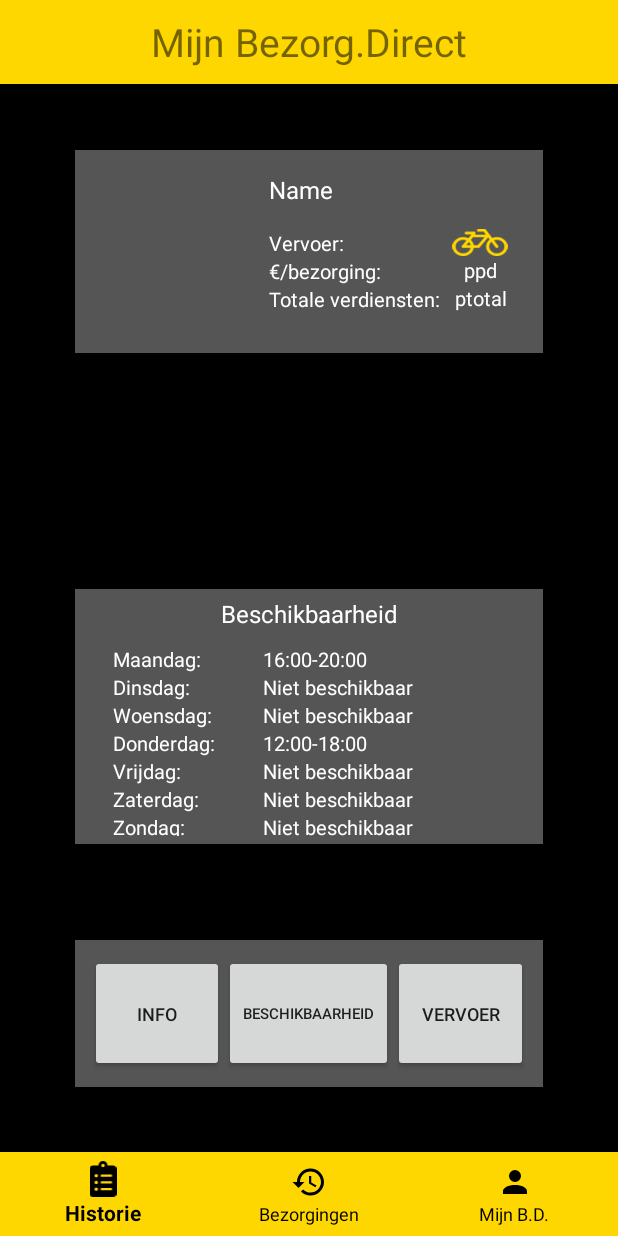
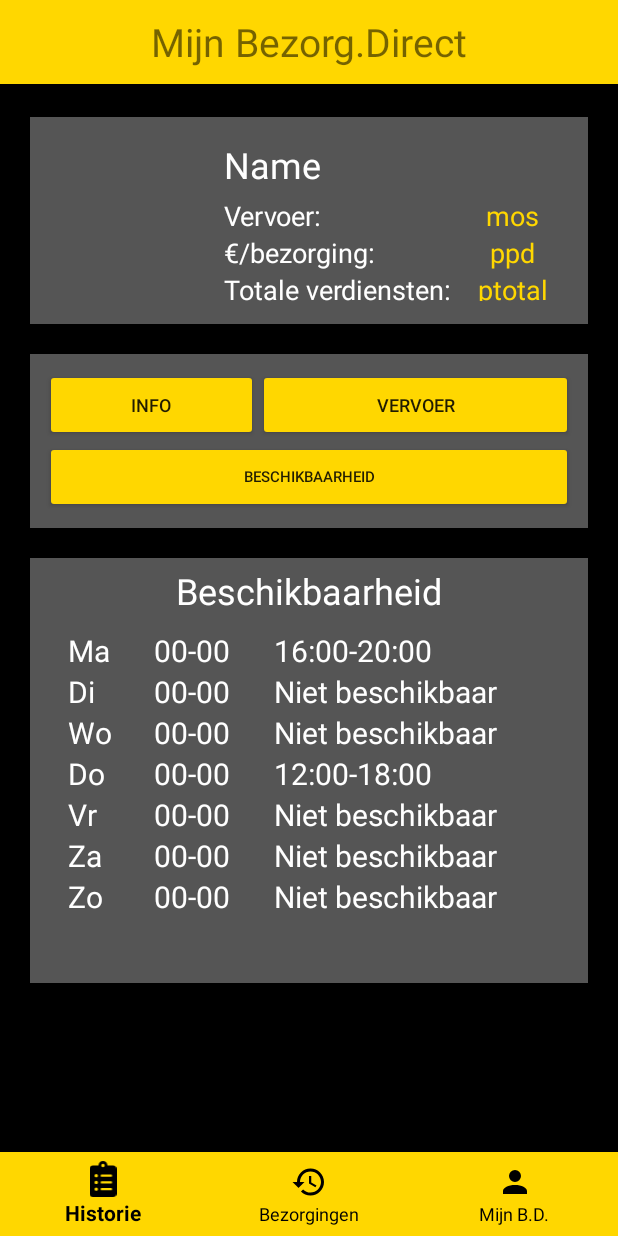
Before and after one commit to Jessevanduijne/3.4_MijnBD, an Android app: the MyBDActivity screen opened directly, with no data from a screen before it, on a phone screen of 412 x 824 dp. Run offline under Robolectric (Android 15) with nearby library versions, the phone set to English and light mode, and no system bars.

Commit message:
altered mybd main page to fit new design

```diff
--- a/app/src/main/res/layout/activity_my_bd.xml
+++ b/app/src/main/res/layout/activity_my_bd.xml
@@ -22,12 +22,15 @@
 
     <LinearLayout
         android:layout_width="match_parent"
-        android:layout_height="135dp"
-        android:layout_alignParentTop="true"
-        android:layout_centerHorizontal="false"
-        android:layout_marginLeft="50dp"
-        android:layout_marginTop="100dp"
-        android:layout_marginRight="50dp"
+        android:layout_height="675dp"
+        android:orientation="vertical">
+
+        <LinearLayout
+            android:layout_width="match_parent"
+            android:layout_height="wrap_content"
+            android:layout_marginLeft="20dp"
+            android:layout_marginTop="78dp"
+            android:layout_marginRight="20dp"
             android:background="@color/darkGray"
             android:orientation="horizontal"
             android:paddingLeft="15dp"
@@ -58,16 +61,15 @@
                     android:layout_marginBottom="5dp"
                     android:text="Name"
                     android:textColor="@color/white"
-                android:textSize="16sp" />
+                    android:textSize="24sp" />
 
                 <LinearLayout
                     android:layout_width="match_parent"
                     android:layout_height="wrap_content"
-                android:layout_marginTop="10dp"
                     android:orientation="horizontal">
 
                     <LinearLayout
-                    android:layout_width="wrap_content"
+                        android:layout_width="157dp"
                         android:layout_height="match_parent"
                         android:orientation="vertical">
 
@@ -77,7 +79,7 @@
                             android:layout_height="wrap_content"
                             android:text="@string/lbl_mos"
                             android:textColor="@color/white"
-                        android:textSize="13sp" />
+                            android:textSize="18sp" />
 
                         <TextView
                             android:id="@+id/lbl_payouttotal"
@@ -85,15 +87,15 @@
                             android:layout_height="wrap_content"
                             android:text="@string/lbl_payoutpd"
                             android:textColor="@color/white"
-                        android:textSize="13sp" />
+                            android:textSize="18sp" />
 
                         <TextView
-                        android:id="@+id/lbl_mos"
+                            android:id="@+id/lbl_mosvar"
                             android:layout_width="match_parent"
                             android:layout_height="wrap_content"
                             android:text="@string/lbl_payouttotal"
                             android:textColor="@color/white"
-                        android:textSize="13sp" />
+                            android:textSize="18sp" />
                     </LinearLayout>
 
                     <LinearLayout
@@ -101,11 +103,14 @@
                         android:layout_height="match_parent"
                         android:orientation="vertical">
 
-                    <ImageView
-                        android:id="@+id/img_mos"
+                        <TextView
+                            android:id="@+id/lbl_mosvar"
                             android:layout_width="match_parent"
-                        android:layout_height="18dp"
-                        app:srcCompat="@drawable/ic_bike_y" />
+                            android:layout_height="wrap_content"
+                            android:text="mos"
+                            android:textAlignment="center"
+                            android:textColor="@color/colorPrimary"
+                            android:textSize="18sp" />
 
                         <TextView
                             android:id="@+id/lbl_payoutpdvar"
@@ -113,8 +118,8 @@
                             android:layout_height="wrap_content"
                             android:text="ppd"
                             android:textAlignment="center"
-                        android:textColor="@color/white"
-                        android:textSize="13sp" />
+                            android:textColor="@color/colorPrimary"
+                            android:textSize="18sp" />
 
                         <TextView
                             android:id="@+id/lbl_payouttotalvar"
@@ -122,8 +127,8 @@
                             android:layout_height="wrap_content"
                             android:text="ptotal"
                             android:textAlignment="center"
-                        android:textColor="@color/white"
-                        android:textSize="13sp" />
+                            android:textColor="@color/colorPrimary"
+                            android:textSize="18sp" />
                     </LinearLayout>
                 </LinearLayout>
 
@@ -133,13 +138,57 @@
 
         <LinearLayout
             android:layout_width="match_parent"
-        android:layout_height="170dp"
-        android:layout_below="@id/lbl_mybdavailability"
-        android:layout_alignParentBottom="true"
-        android:layout_marginLeft="50dp"
-        android:layout_marginTop="247dp"
-        android:layout_marginRight="50dp"
-        android:layout_marginBottom="261dp"
+            android:layout_height="wrap_content"
+            android:layout_marginLeft="20dp"
+            android:layout_marginTop="20dp"
+            android:layout_marginRight="20dp"
+            android:background="@color/darkGray"
+            android:orientation="vertical"
+            android:padding="10dp">
+
+            <LinearLayout
+                android:layout_width="match_parent"
+                android:layout_height="match_parent"
+                android:layout_weight="1"
+                android:orientation="horizontal">
+
+                <Button
+                    android:id="@+id/btn_info"
+                    android:layout_width="20dp"
+                    android:layout_height="match_parent"
+                    android:layout_weight="1"
+                    android:backgroundTint="@color/colorPrimary"
+                    android:text="info"
+                    android:textSize="12sp" />
+
+                <Button
+                    android:id="@+id/btn_meansoftransport"
+                    android:layout_width="wrap_content"
+                    android:layout_height="match_parent"
+                    android:layout_weight="1"
+                    android:backgroundTint="@color/colorPrimary"
+                    android:text="vervoer"
+                    android:textSize="12sp" />
+            </LinearLayout>
+
+            <Button
+                android:id="@+id/btn_availability"
+                android:layout_width="match_parent"
+                android:layout_height="match_parent"
+                android:layout_weight="1"
+                android:backgroundTint="@color/colorPrimary"
+                android:text="beschikbaarheid"
+                android:textSize="10sp" />
+
+        </LinearLayout>
+
+        <LinearLayout
+            android:layout_width="match_parent"
+            android:layout_height="match_parent"
+            android:layout_marginLeft="20dp"
+            android:layout_marginTop="20dp"
+            android:layout_marginRight="20dp"
+            android:layout_marginBottom="20dp"
             android:background="@color/darkGray"
             android:orientation="vertical"
             android:padding="5dp">
@@ -152,7 +201,7 @@
                 android:text="@string/lbl_availability"
                 android:textAlignment="center"
                 android:textColor="@color/white"
-            android:textSize="16sp" />
+                android:textSize="24sp" />
 
             <LinearLayout
                 android:layout_width="match_parent"
@@ -160,7 +209,7 @@
                 android:orientation="horizontal">
 
                 <LinearLayout
-                android:layout_width="100dp"
+                    android:layout_width="57dp"
                     android:layout_height="match_parent"
                     android:layout_marginLeft="20dp"
                     android:orientation="vertical">
@@ -171,7 +220,7 @@
                         android:layout_height="wrap_content"
                         android:text="@string/lbl_monday"
                         android:textColor="@color/white"
-                    android:textSize="13sp" />
+                        android:textSize="20dp" />
 
                     <TextView
                         android:id="@+id/lbl_tuesday"
@@ -179,7 +228,7 @@
                         android:layout_height="wrap_content"
                         android:text="@string/lbl_tuesday"
                         android:textColor="@color/white"
-                    android:textSize="13sp" />
+                        android:textSize="20dp" />
 
                     <TextView
                         android:id="@+id/lbl_wednesday"
@@ -187,7 +236,7 @@
                         android:layout_height="wrap_content"
                         android:text="@string/lbl_wednesday"
                         android:textColor="@color/white"
-                    android:textSize="13sp" />
+                        android:textSize="20dp" />
 
                     <TextView
                         android:id="@+id/lbl_thursday"
@@ -195,7 +244,7 @@
                         android:layout_height="wrap_content"
                         android:text="@string/lbl_thursday"
                         android:textColor="@color/white"
-                    android:textSize="13sp" />
+                        android:textSize="20dp" />
 
                     <TextView
                         android:id="@+id/lbl_friday"
@@ -203,7 +252,7 @@
                         android:layout_height="wrap_content"
                         android:text="@string/lbl_friday"
                         android:textColor="@color/white"
-                    android:textSize="13sp" />
+                        android:textSize="20dp" />
 
                     <TextView
                         android:id="@+id/lbl_saturday"
@@ -211,7 +260,7 @@
                         android:layout_height="wrap_content"
                         android:text="@string/lbl_saturday"
                         android:textColor="@color/white"
-                    android:textSize="13sp" />
+                        android:textSize="20dp" />
 
                     <TextView
                         android:id="@+id/lbl_sunday"
@@ -219,7 +268,70 @@
                         android:layout_height="wrap_content"
                         android:text="@string/lbl_sunday"
                         android:textColor="@color/white"
-                    android:textSize="13sp" />
+                        android:textSize="20dp" />
+                </LinearLayout>
+
+                <LinearLayout
+                    android:layout_width="80dp"
+                    android:layout_height="match_parent"
+                    android:orientation="vertical">
+
+                    <TextView
+                        android:id="@+id/lbl_mondaydate"
+                        android:layout_width="match_parent"
+                        android:layout_height="wrap_content"
+                        android:text="00-00"
+                        android:textColor="@color/white"
+                        android:textSize="20dp" />
+
+                    <TextView
+                        android:id="@+id/lbl_tuesdaydate"
+                        android:layout_width="match_parent"
+                        android:layout_height="wrap_content"
+                        android:text="00-00"
+                        android:textColor="@color/white"
+                        android:textSize="20dp" />
+
+                    <TextView
+                        android:id="@+id/lbl_wednesdaydate"
+                        android:layout_width="match_parent"
+                        android:layout_height="wrap_content"
+                        android:text="00-00"
+                        android:textColor="@color/white"
+                        android:textSize="20dp" />
+
+                    <TextView
+                        android:id="@+id/lbl_thursdaydate"
+                        android:layout_width="match_parent"
+                        android:layout_height="wrap_content"
+                        android:text="00-00"
+                        android:textColor="@color/white"
+                        android:textSize="20dp" />
+
+                    <TextView
+                        android:id="@+id/lbl_fridaydate"
+                        android:layout_width="match_parent"
+                        android:layout_height="wrap_content"
+                        android:text="00-00"
+                        android:textColor="@color/white"
+                        android:textSize="20dp" />
+
+                    <TextView
+                        android:id="@+id/lbl_saturdaydate"
+                        android:layout_width="match_parent"
+                        android:layout_height="wrap_content"
+                        android:text="00-00"
+                        android:textColor="@color/white"
+                        android:textSize="20dp" />
+
+                    <TextView
+                        android:id="@+id/lbl_sundaydate"
+                        android:layout_width="match_parent"
+                        android:layout_height="wrap_content"
+                        android:text="00-00"
+                        android:textColor="@color/white"
+                        android:textSize="20dp" />
+
                 </LinearLayout>
 
                 <LinearLayout
@@ -234,7 +346,7 @@
                         android:layout_height="wrap_content"
                         android:text="@string/lbl_monday_var"
                         android:textColor="@color/white"
-                    android:textSize="13sp" />
+                        android:textSize="20dp" />
 
                     <TextView
                         android:id="@+id/lbl_tuesday_var"
@@ -242,7 +354,7 @@
                         android:layout_height="wrap_content"
                         android:text="@string/lbl_tuesday_var"
                         android:textColor="@color/white"
-                    android:textSize="13sp" />
+                        android:textSize="20dp" />
 
                     <TextView
                         android:id="@+id/lbl_wednesday_var"
@@ -250,7 +362,7 @@
                         android:layout_height="wrap_content"
                         android:text="@string/lbl_wednesday_var"
                         android:textColor="@color/white"
-                    android:textSize="13sp" />
+                        android:textSize="20dp" />
 
                     <TextView
                         android:id="@+id/lbl_thursday_var"
@@ -258,7 +370,7 @@
                         android:layout_height="wrap_content"
                         android:text="@string/lbl_thursday_var"
                         android:textColor="@color/white"
-                    android:textSize="13sp" />
+                        android:textSize="20dp" />
 
                     <TextView
                         android:id="@+id/lbl_friday_var"
@@ -266,7 +378,7 @@
                         android:layout_height="wrap_content"
                         android:text="@string/lbl_friday_var"
                         android:textColor="@color/white"
-                    android:textSize="13sp" />
+                        android:textSize="20dp" />
 
                     <TextView
                         android:id="@+id/lbl_saturday_var"
@@ -274,7 +386,7 @@
                         android:layout_height="wrap_content"
                         android:text="@string/lbl_saturday_var"
                         android:textColor="@color/white"
-                    android:textSize="13sp" />
+                        android:textSize="20dp" />
 
                     <TextView
                         android:id="@+id/lbl_sunday_var"
@@ -282,46 +394,12 @@
                         android:layout_height="wrap_content"
                         android:text="@string/lbl_sunday_var"
                         android:textColor="@color/white"
-                    android:textSize="13sp" />
+                        android:textSize="20dp" />
                 </LinearLayout>
             </LinearLayout>
 
         </LinearLayout>
 
-    <LinearLayout
-        android:layout_width="320dp"
-        android:layout_height="98dp"
-        android:layout_alignParentBottom="true"
-        android:layout_marginLeft="50dp"
-        android:layout_marginRight="50dp"
-        android:layout_marginBottom="99dp"
-        android:padding="10dp"
-        android:background="@color/darkGray"
-        android:orientation="horizontal">
-
-        <Button
-            android:id="@+id/btn_info"
-            android:layout_width="wrap_content"
-            android:layout_height="match_parent"
-            android:layout_weight="1"
-            android:text="info"
-            android:textSize="12sp" />
-
-        <Button
-            android:id="@+id/btn_availability"
-            android:layout_width="wrap_content"
-            android:layout_height="match_parent"
-            android:layout_weight="1"
-            android:text="beschikbaarheid"
-            android:textSize="10sp" />
-
-        <Button
-            android:id="@+id/btn_meansoftransport"
-            android:layout_width="wrap_content"
-            android:layout_height="match_parent"
-            android:layout_weight="1"
-            android:text="vervoer"
-            android:textSize="12sp" />
     </LinearLayout>
 
 </RelativeLayout>
--- a/app/src/main/res/values/strings.xml
+++ b/app/src/main/res/values/strings.xml
@@ -29,13 +29,13 @@
     <string name="lbl_payoutpd">€/bezorging:</string>
     <string name="lbl_payouttotal">Totale verdiensten:</string>
     <string name="lbl_availability">Beschikbaarheid</string>
-    <string name="lbl_monday">Maandag:</string>
-    <string name="lbl_tuesday">Dinsdag:</string>
-    <string name="lbl_wednesday">Woensdag:</string>
-    <string name="lbl_thursday">Donderdag:</string>
-    <string name="lbl_friday">Vrijdag:</string>
-    <string name="lbl_saturday">Zaterdag:</string>
-    <string name="lbl_sunday">Zondag:</string>
+    <string name="lbl_monday">Ma</string>
+    <string name="lbl_tuesday">Di</string>
+    <string name="lbl_wednesday">Wo</string>
+    <string name="lbl_thursday">Do</string>
+    <string name="lbl_friday">Vr</string>
+    <string name="lbl_saturday">Za</string>
+    <string name="lbl_sunday">Zo</string>
     <string name="lbl_monday_var">16:00-20:00</string>
     <string name="lbl_tuesday_var">Niet beschikbaar</string>
     <string name="lbl_wednesday_var">Niet beschikbaar</string>
```
Lines whose indentation alone changed are shown as unchanged.
